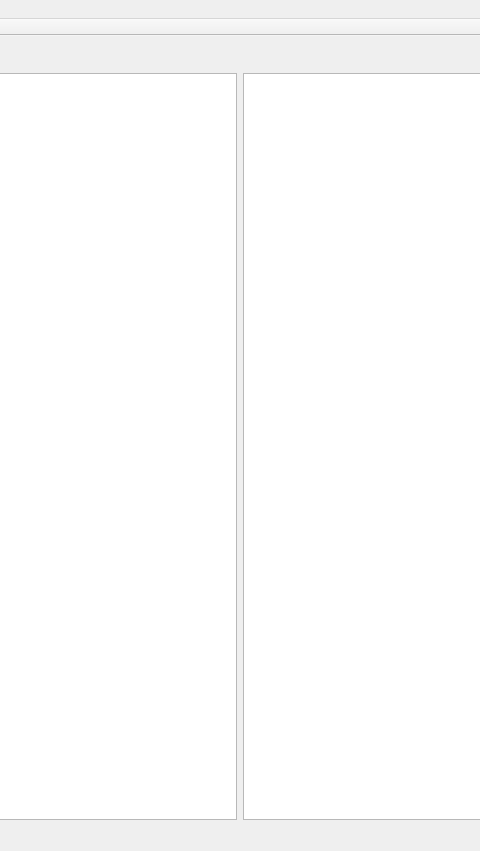
break11/AutoStorage, file App/AgentsManager/mainwindow.ui: the form before one commit; both pictures show x 350 to 830 and y 0 to 851 of the 1180 by 851 pixel window.
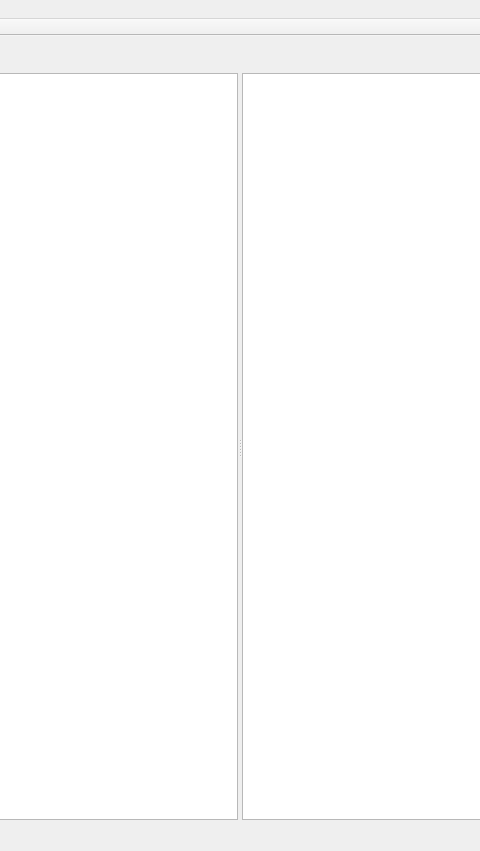
The form after the commit.

Commit message: обновление модели со списком челноков по реакции на обновление объектов

```diff
--- a/App/AgentsManager/mainwindow.ui
+++ b/App/AgentsManager/mainwindow.ui
@@ -63,9 +63,20 @@
      </layout>
     </item>
     <item>
-     <layout class="QHBoxLayout" name="horizontalLayout_2">
-      <item>
+     <widget class="QSplitter" name="splitter">
+      <property name="orientation">
+       <enum>Qt::Horizontal</enum>
+      </property>
+      <property name="opaqueResize">
+       <bool>true</bool>
+      </property>
        <widget class="QTableView" name="tvAgents">
+       <property name="sizePolicy">
+        <sizepolicy hsizetype="Expanding" vsizetype="Expanding">
+         <horstretch>0</horstretch>
+         <verstretch>0</verstretch>
+        </sizepolicy>
+       </property>
         <property name="styleSheet">
          <string notr="true">QTableView::item:focus { border : 2px solid blue; }</string>
         </property>
@@ -82,11 +93,8 @@
          <bool>true</bool>
         </attribute>
        </widget>
-      </item>
-      <item>
        <widget class="QPlainTextEdit" name="pteAgentLog"/>
-      </item>
-     </layout>
+     </widget>
     </item>
    </layout>
   </widget>
```
Lines whose indentation alone changed are shown as unchanged. The commit also changes 2 other files.
